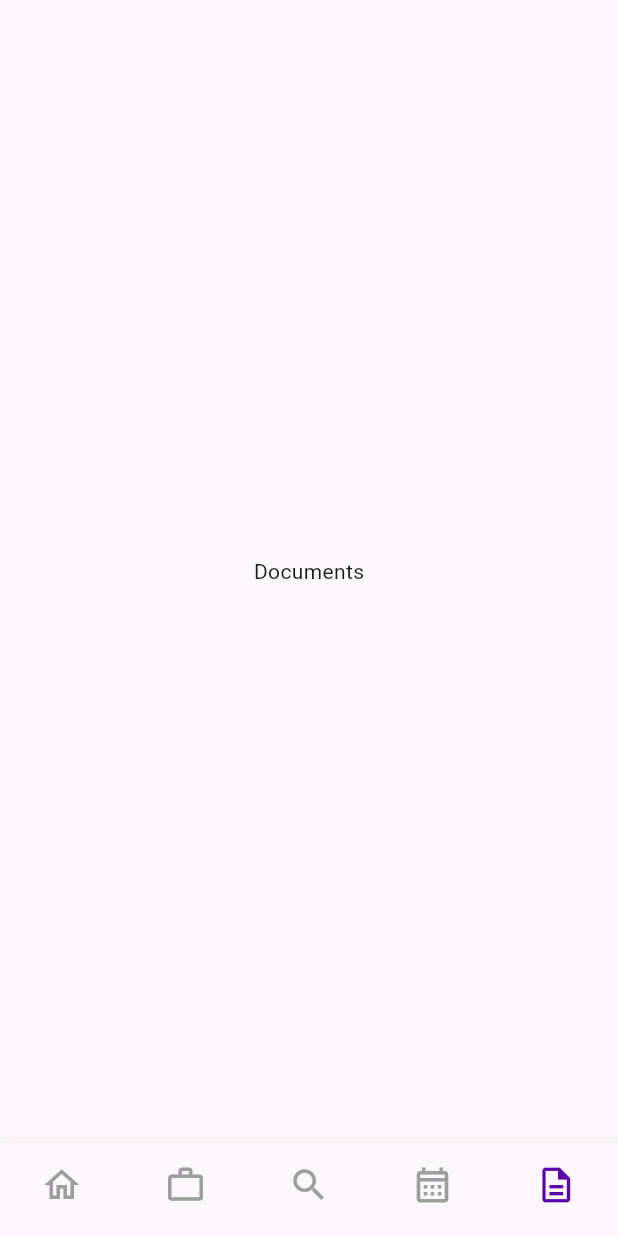
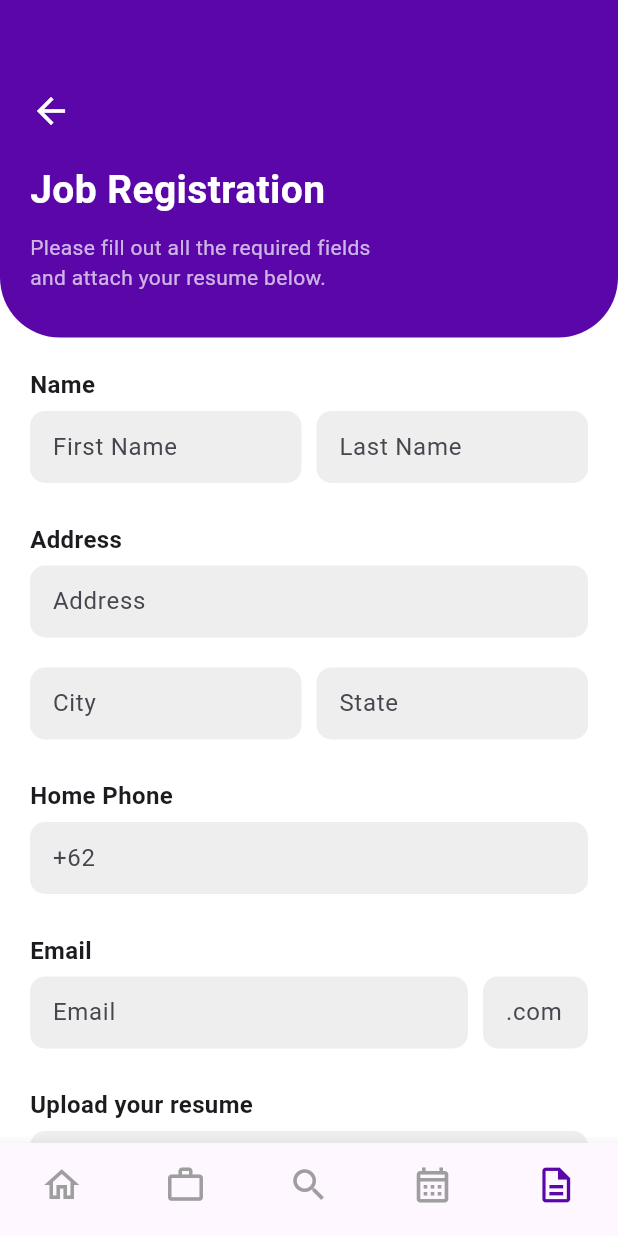
Before and after one commit to seviadwiyanti1309/project1, a Flutter app: the screen it shows after launch, item 5 of the bottom bar chosen, on a phone screen of 412 x 824 dp. Run offline on Flutter 3.47's test engine with Material 3 defaults, Android fonts, the phone set to English and light mode, and no system bars.

Commit message:
page document

```diff
--- /dev/null
+++ b/lib/document_page.dart
@@ -0,0 +1,224 @@
+import 'package:flutter/material.dart';
+
+class DocumentPage extends StatefulWidget {
+  const DocumentPage({super.key});
+
+  @override
+  State<DocumentPage> createState() => _DocumentPageState();
+}
+
+class _DocumentPageState extends State<DocumentPage> {
+  String? selectedPosition;
+  String fileName = "No file chosen";
+
+  @override
+  Widget build(BuildContext context) {
+    return Scaffold(
+      backgroundColor: Colors.white,
+      body: SingleChildScrollView(
+        child: Column(
+          crossAxisAlignment: CrossAxisAlignment.start,
+          children: [
+
+            // ---------------------------------------------------
+            // HEADER
+            // ---------------------------------------------------
+            Container(
+              width: double.infinity,
+              padding: const EdgeInsets.only(
+                  top: 60, left: 20, right: 20, bottom: 30),
+              decoration: const BoxDecoration(
+                color: Color(0xFF5B06A9),
+                borderRadius: BorderRadius.only(
+                  bottomLeft: Radius.circular(40),
+                  bottomRight: Radius.circular(40),
+                ),
+              ),
+              child: Column(
+                crossAxisAlignment: CrossAxisAlignment.start,
+                children: const [
+                  Icon(Icons.arrow_back, color: Colors.white, size: 28),
+                  SizedBox(height: 20),
+                  Text(
+                    "Job Registration",
+                    style: TextStyle(
+                      color: Colors.white,
+                      fontSize: 26,
+                      fontWeight: FontWeight.bold,
+                    ),
+                  ),
+                  SizedBox(height: 10),
+                  Text(
+                    "Please fill out all the required fields\nand attach your resume below.",
+                    style: TextStyle(
+                      color: Colors.white70,
+                      fontSize: 14,
+                    ),
+                  ),
+                ],
+              ),
+            ),
+
+            // ---------------------------------------------------
+            // FORM
+            // ---------------------------------------------------
+            Padding(
+              padding: const EdgeInsets.all(20),
+              child: Column(
+                crossAxisAlignment: CrossAxisAlignment.start,
+                children: [
+
+                  _label("Name"),
+                  Row(
+                    children: [
+                      Expanded(child: _textfield(hint: "First Name")),
+                      const SizedBox(width: 10),
+                      Expanded(child: _textfield(hint: "Last Name")),
+                    ],
+                  ),
+
+                  const SizedBox(height: 16),
+                  _label("Address"),
+                  _textfield(hint: "Address"),
+                  const SizedBox(height: 10),
+                  Row(
+                    children: [
+                      Expanded(child: _textfield(hint: "City")),
+                      const SizedBox(width: 10),
+                      Expanded(child: _textfield(hint: "State")),
+                    ],
+                  ),
+
+                  const SizedBox(height: 16),
+                  _label("Home Phone"),
+                  _textfield(hint: "+62"),
+
+                  const SizedBox(height: 16),
+                  _label("Email"),
+                  Row(
+                    children: [
+                      Expanded(child: _textfield(hint: "Email")),
+                      const SizedBox(width: 10),
+                      _textfield(hint: ".com", width: 70),
+                    ],
+                  ),
+
+                  const SizedBox(height: 16),
+                  _label("Upload your resume"),
+                  GestureDetector(
+                    onTap: () {
+                      setState(() {
+                        fileName = "resume_example.pdf";
+                      });
+                    },
+                    child: Container(
+                      padding: const EdgeInsets.symmetric(
+                          horizontal: 15, vertical: 14),
+                      decoration: BoxDecoration(
+                        color: Colors.grey.shade200,
+                        borderRadius: BorderRadius.circular(10),
+                      ),
+                      child: Row(
+                        children: [
+                          const Text("Choose File",
+                              style: TextStyle(color: Colors.grey)),
+                          const SizedBox(width: 10),
+                          Text(fileName,
+                              style: const TextStyle(color: Colors.grey)),
+                        ],
+                      ),
+                    ),
+                  ),
+
+                  const SizedBox(height: 16),
+                  _label("Position You Are Applying For"),
+                  Container(
+                    padding: const EdgeInsets.symmetric(horizontal: 15),
+                    decoration: BoxDecoration(
+                      color: Colors.grey.shade200,
+                      borderRadius: BorderRadius.circular(10),
+                    ),
+                    child: DropdownButtonHideUnderline(
+                      child: DropdownButton<String>(
+                        hint: const Text("Web Developer"),
+                        value: selectedPosition,
+                        items: const [
+                          DropdownMenuItem(
+                              value: "Web Developer",
+                              child: Text("Web Developer")),
+                          DropdownMenuItem(
+                              value: "UI/UX Designer",
+                              child: Text("UI/UX Designer")),
+                          DropdownMenuItem(
+                              value: "Mobile Developer",
+                              child: Text("Mobile Developer")),
+                        ],
+                        onChanged: (value) {
+                          setState(() {
+                            selectedPosition = value;
+                          });
+                        },
+                      ),
+                    ),
+                  ),
+
+                  const SizedBox(height: 30),
+                  Align(
+                    alignment: Alignment.centerRight,
+                    child: ElevatedButton(
+                      style: ElevatedButton.styleFrom(
+                        backgroundColor: const Color(0xFF4CC06C),
+                        padding: const EdgeInsets.symmetric(
+                            horizontal: 35, vertical: 14),
+                        shape: RoundedRectangleBorder(
+                          borderRadius: BorderRadius.circular(25),
+                        ),
+                      ),
+                      onPressed: () {},
+                      child: const Text(
+                        "Submit",
+                        style: TextStyle(color: Colors.white, fontSize: 16),
+                      ),
+                    ),
+                  ),
+                ],
+              ),
+            ),
+          ],
+        ),
+      ),
+    );
+  }
+
+  // ---------------------------------------------------
+  // COMPONENTS
+  // ---------------------------------------------------
+
+  Widget _label(String text) {
+    return Padding(
+      padding: const EdgeInsets.only(bottom: 6),
+      child: Text(
+        text,
+        style: const TextStyle(fontWeight: FontWeight.bold, fontSize: 16),
+      ),
+    );
+  }
+
+  Widget _textfield({required String hint, double? width}) {
+    return Container(
+      width: width,
+      margin: const EdgeInsets.only(bottom: 10),
+      padding: const EdgeInsets.symmetric(horizontal: 15),
+      decoration: BoxDecoration(
+        color: Colors.grey.shade200,
+        borderRadius: BorderRadius.circular(10),
+      ),
+      child: TextField(
+        decoration: InputDecoration(
+          hintText: hint,
+          border: InputBorder.none,
+        ),
+      ),
+    );
+  }
+}
--- a/lib/main.dart
+++ b/lib/main.dart
@@ -1,4 +1,5 @@
 import 'package:flutter/material.dart';
+import 'document_page.dart';
 import 'interview_page.dart';
 import 'job_page.dart';
 import 'home_page.dart';
@@ -40,7 +41,7 @@ class _MainLayoutState extends State<MainLayout> {
     JobPage(),     // nanti bisa ganti page lain
     Center(child: Text("Search")),
     InterviewPage(),
-    Center(child: Text("Documents")),
+    DocumentPage(),
   ];
 
   @override
```
